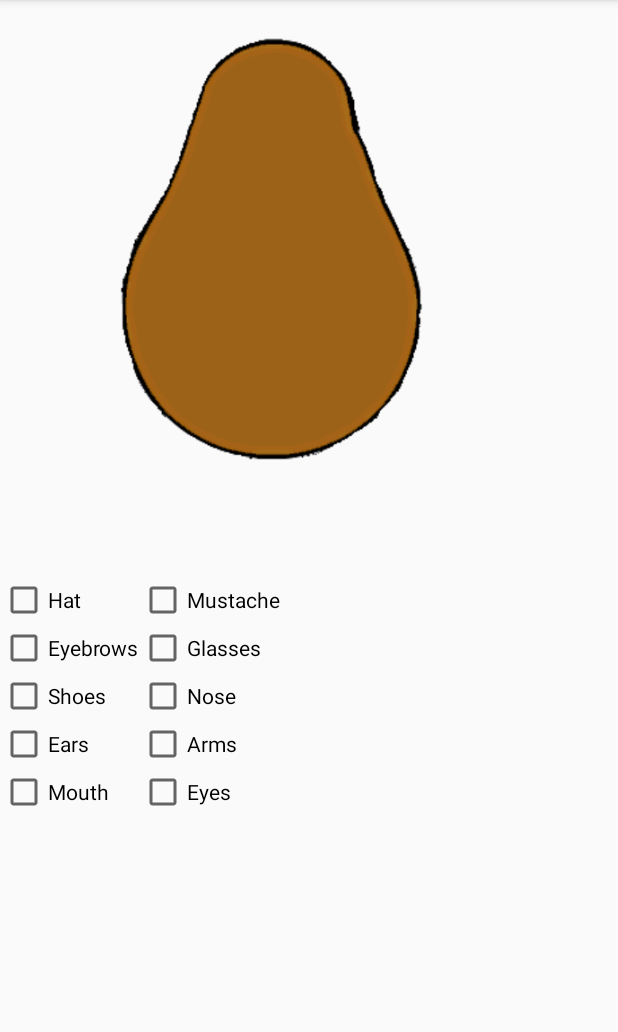
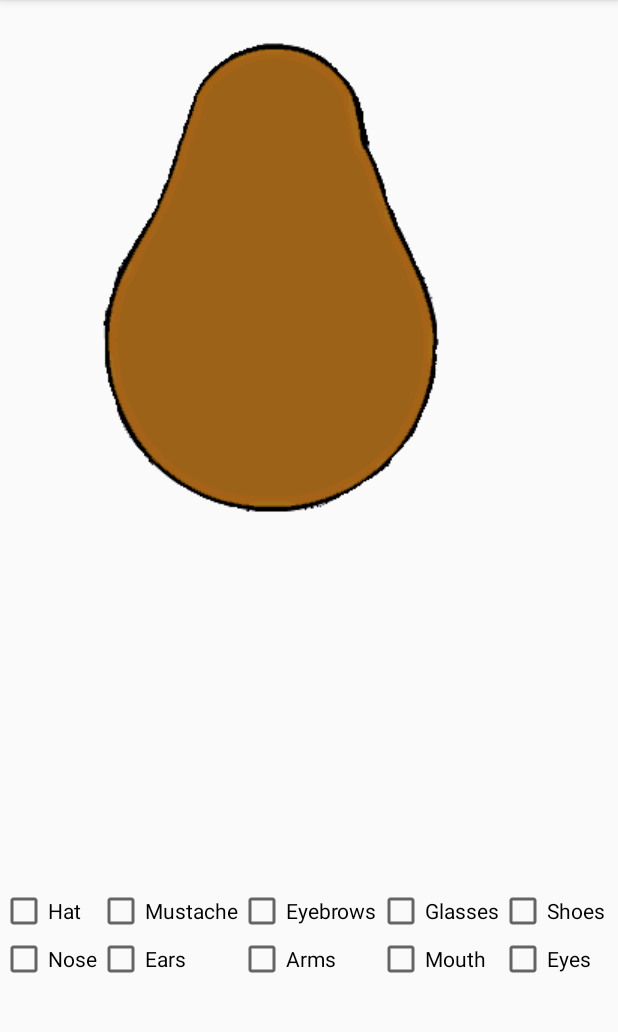
Before and after one commit to EH221/Esmeepset1, an Android app: the screen it shows after launch (MainActivity), on a phone screen of 412 x 824 dp, the part 84-1116 px from its top. Run offline under Robolectric (Android 15) with nearby library versions, the phone set to English and light mode, and no system bars.

Commit message:
layout changes

```diff
--- a/app/src/main/res/layout/activity_main.xml
+++ b/app/src/main/res/layout/activity_main.xml
@@ -8,7 +8,7 @@
     <FrameLayout
         android:layout_width="match_parent"
         android:layout_height="match_parent"
-        android:layout_weight="1">
+        android:layout_weight="0.3">
 
         <ImageView
             android:id="@+id/body"
@@ -88,10 +88,10 @@
     </FrameLayout>
 
     <GridLayout
-        android:layout_width="wrap_content"
+        android:layout_width="match_parent"
         android:layout_height="match_parent"
         android:layout_weight="1"
-        android:columnCount="2">
+        android:columnCount="5">
 
         <CheckBox
             android:id="@+id/checkBoxHat"
```
